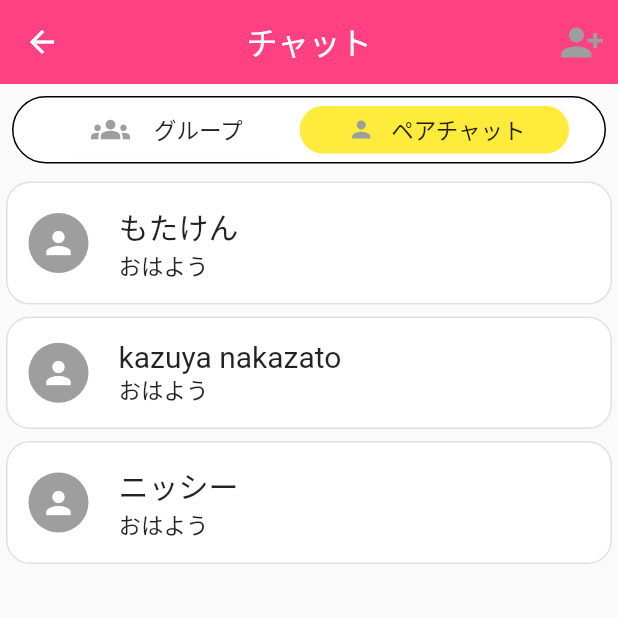
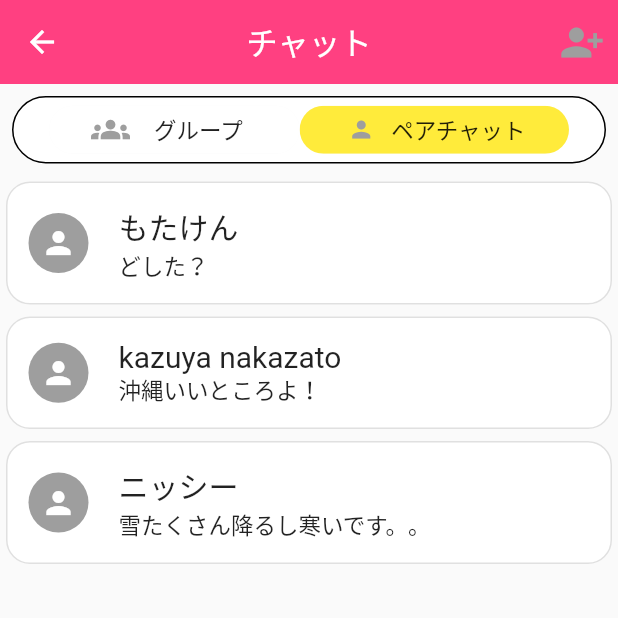
Before and after one commit to Team-Ganju/favoritism_communication, a Flutter app: the ChatView screen opened by its route, on a phone screen of 412 x 824 dp, the top half of it. Run offline on Flutter 3.47's test engine with Material 2 defaults, Android fonts, the phone set to English and light mode, and no system bars; drawn by our look-alikes of pull_to_refresh; our stand-ins replace badges, chat_bubbles, cloud_firestore, flutter_easyloading, flutter_form_builder, form_builder_validators and 1 more; accounts and stored records are empty.

Commit message:
チャットダミーデータ修正

```diff
--- a/lib/app/dummy_data/chat_dummy_data.dart
+++ b/lib/app/dummy_data/chat_dummy_data.dart
@@ -20,7 +20,7 @@ const List<Map<String, dynamic>> chatRoomData = [
         "userName": "Aさん",
         "profileImage": null,
         "media": null,
-        "message": "おはよう",
+        "message": "みんな元気？",
         "createdAt": "2022/12/01",
         "updateAt": "2022/12/01",
       },
@@ -31,7 +31,7 @@ const List<Map<String, dynamic>> chatRoomData = [
         "userName": "Bさん",
         "profileImage": null,
         "media": null,
-        "message": "こんにちは",
+        "message": "ワイは元気やで",
         "createdAt": "2022/12/02",
         "updateAt": "2022/12/02",
       },
@@ -42,7 +42,7 @@ const List<Map<String, dynamic>> chatRoomData = [
         "userName": "Cさん",
         "profileImage": null,
         "media": null,
-        "message": "おはよう",
+        "message": "やっほー",
         "createdAt": "2022/12/03",
         "updateAt": "2022/12/03",
       },
@@ -53,7 +53,7 @@ const List<Map<String, dynamic>> chatRoomData = [
     "roomName": "グループB",
     "isGroup": true,
     "userId": "a",
-    "lastMessage": "こんばんは",
+    "lastMessage": "この間見た映画めっちゃおもろかった",
     "profileImage": "https://anime-jam.com/images/mv04.jpg",
     "createdAt": null,
     "updatedAt": null,
@@ -65,7 +65,7 @@ const List<Map<String, dynamic>> chatRoomData = [
         "userName": "Aさん",
         "profileImage": null,
         "media": null,
-        "message": "おはよう",
+        "message": "映画見に行きたい！！",
         "createdAt": "2022/12/01",
         "updateAt": "2022/12/01",
       },
@@ -76,7 +76,7 @@ const List<Map<String, dynamic>> chatRoomData = [
         "userName": "Bさん",
         "profileImage": null,
         "media": null,
-        "message": "こんにちは",
+        "message": "最近誰か映画見た？",
         "createdAt": "2022/12/02",
         "updateAt": "2022/12/02",
       },
@@ -87,7 +87,7 @@ const List<Map<String, dynamic>> chatRoomData = [
         "userName": "Cさん",
         "profileImage": null,
         "media": null,
-        "message": "こんばんは",
+        "message": "この間見た映画めっちゃおもろかった",
         "createdAt": "2022/12/03",
         "updateAt": "2022/12/03",
       },
@@ -110,7 +110,7 @@ const List<Map<String, dynamic>> chatRoomData = [
         "userName": "Aさん",
         "profileImage": null,
         "media": null,
-        "message": "おはよう",
+        "message": "ライブ行ってきた！",
         "createdAt": "2022/12/01",
         "updateAt": "2022/12/01",
       },
@@ -121,7 +121,7 @@ const List<Map<String, dynamic>> chatRoomData = [
         "userName": "Bさん",
         "profileImage": null,
         "media": null,
-        "message": "こんにちは",
+        "message": "なんの？",
         "createdAt": "2022/12/02",
         "updateAt": "2022/12/02",
       },
@@ -132,7 +132,7 @@ const List<Map<String, dynamic>> chatRoomData = [
         "userName": "Cさん",
         "profileImage": null,
         "media": null,
-        "message": "こんばんは",
+        "message": "いいなー",
         "createdAt": "2022/12/03",
         "updateAt": "2022/12/03",
       },
@@ -145,7 +145,7 @@ const List<Map<String, dynamic>> chatRoomData = [
     "roomName": "もたけん",
     "isGroup": false,
     "userId": "aaaaa",
-    "lastMessage": "おはよう",
+    "lastMessage": "どした？",
     "profileImage": null,
     "createdAt": null,
     "updatedAt": null,
@@ -157,7 +157,7 @@ const List<Map<String, dynamic>> chatRoomData = [
         "userName": "もたけん",
         "profileImage": null,
         "media": null,
-        "message": "おはよう",
+        "message": "うぃっす",
         "createdAt": "2022/12/01",
         "updateAt": "2022/12/01",
       },
@@ -168,7 +168,7 @@ const List<Map<String, dynamic>> chatRoomData = [
         "userName": "もたけん",
         "profileImage": null,
         "media": null,
-        "message": "こんにちは",
+        "message": "おーい",
         "createdAt": "2022/12/02",
         "updateAt": "2022/12/02",
       },
@@ -179,7 +179,7 @@ const List<Map<String, dynamic>> chatRoomData = [
         "userName": "Aさん",
         "profileImage": null,
         "media": null,
-        "message": "こんばんは",
+        "message": "どした？",
         "createdAt": "2022/12/03",
         "updateAt": "2022/12/03",
       },
@@ -190,7 +190,7 @@ const List<Map<String, dynamic>> chatRoomData = [
     "roomName": "kazuya nakazato",
     "isGroup": false,
     "userId": "aaaaa",
-    "lastMessage": "おはよう",
+    "lastMessage": "沖縄いいところよ！",
     "profileImage": null,
     "createdAt": null,
     "updatedAt": null,
@@ -202,7 +202,7 @@ const List<Map<String, dynamic>> chatRoomData = [
         "userName": "kazuya nakazato",
         "profileImage": null,
         "media": null,
-        "message": "おはよう",
+        "message": "沖縄が地元です",
         "createdAt": "2022/12/01",
         "updateAt": "2022/12/01",
       },
@@ -213,7 +213,7 @@ const List<Map<String, dynamic>> chatRoomData = [
         "userName": "kazuya nakazato",
         "profileImage": null,
         "media": null,
-        "message": "こんにちは",
+        "message": "沖縄うらやましい〜",
         "createdAt": "2022/12/02",
         "updateAt": "2022/12/02",
       },
@@ -224,7 +224,7 @@ const List<Map<String, dynamic>> chatRoomData = [
         "userName": "kazuya nakazato",
         "profileImage": null,
         "media": null,
-        "message": "こんばんは",
+        "message": "沖縄いいところよ！",
         "createdAt": "2022/12/03",
         "updateAt": "2022/12/03",
       },
@@ -235,7 +235,7 @@ const List<Map<String, dynamic>> chatRoomData = [
     "roomName": "ニッシー",
     "isGroup": false,
     "userId": "aaaaa",
-    "lastMessage": "おはよう",
+    "lastMessage": "雪たくさん降るし寒いです。。",
     "profileImage": null,
     "createdAt": null,
     "updatedAt": null,
@@ -247,7 +247,7 @@ const List<Map<String, dynamic>> chatRoomData = [
         "userName": "Aさん",
         "profileImage": null,
         "media": null,
-        "message": "おはよう",
+        "message": "何県ですか？",
         "createdAt": "2022/12/01",
         "updateAt": "2022/12/01",
       },
@@ -258,7 +258,7 @@ const List<Map<String, dynamic>> chatRoomData = [
         "userName": "ニッシー",
         "profileImage": null,
         "media": null,
-        "message": "こんにちは",
+        "message": "長野です",
         "createdAt": "2022/12/02",
         "updateAt": "2022/12/02",
       },
@@ -269,7 +269,7 @@ const List<Map<String, dynamic>> chatRoomData = [
         "userName": "ニッシー",
         "profileImage": null,
         "media": null,
-        "message": "こんばんは",
+        "message": "雪たくさん降るし寒いです。。",
         "createdAt": "2022/12/03",
         "updateAt": "2022/12/03",
       },
```
